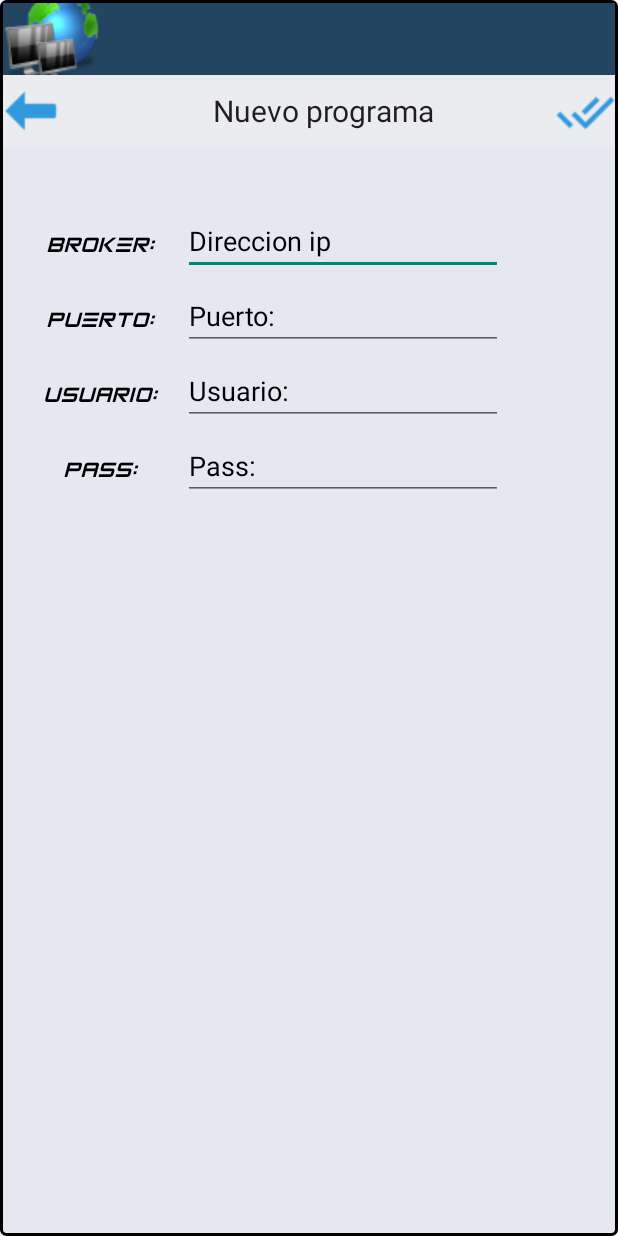
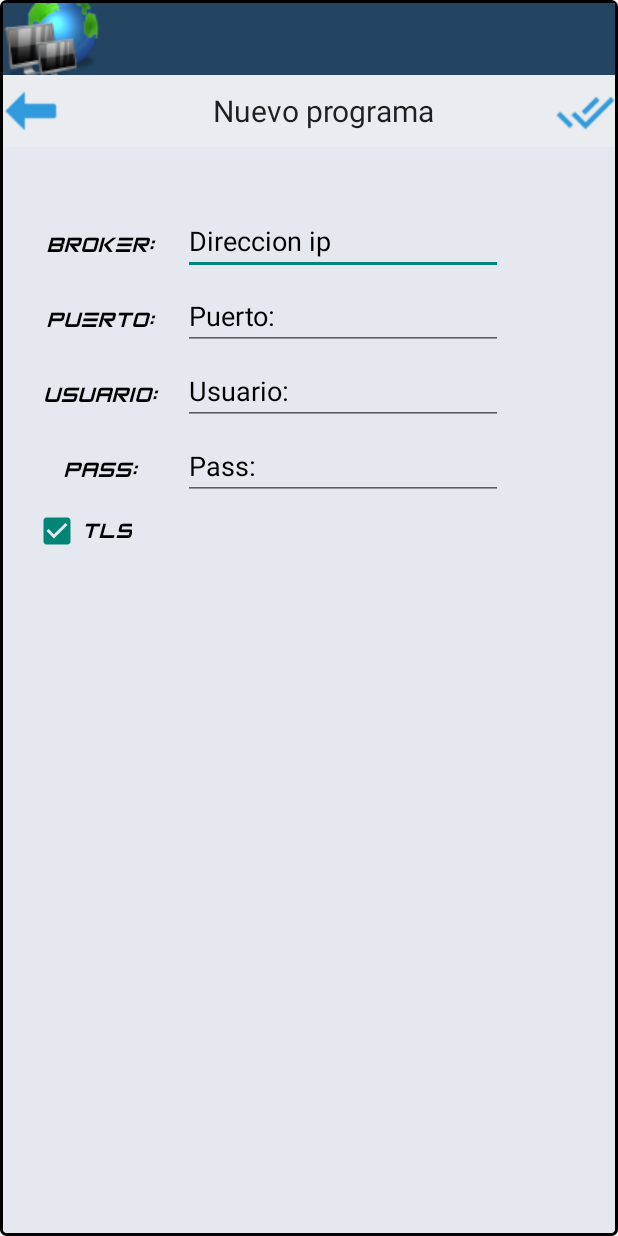
Before and after one commit to r126401/jajicaAndroid, an Android app: the layout activity_configuracion_mqtt.xml on its own in the app's theme, with its tools: preview values and no code run, on a phone screen of 412 x 824 dp. Run offline under Robolectric (Android 15) with nearby library versions, the phone set to English and light mode, and no system bars; Roboto replaces fonts that are not available here.

Commit message:
se implementa opcion TLS

```diff
--- a/IotControl/app/src/main/java/com/iotcontrol/MainActivity.java
+++ b/IotControl/app/src/main/java/com/iotcontrol/MainActivity.java
@@ -44,6 +44,7 @@ import java.util.ArrayList;
 import android.support.design.widget.NavigationView;
 import android.widget.ProgressBar;
 import android.widget.TextView;
+
 
 
 
@@ -164,7 +165,7 @@ public class MainActivity extends AppCompatActivity implements SwipeRefreshLayou
         }
 
 
-        cnx.establecerConexionMqtt();
+        cnx.establecerConexionMqtt(getApplicationContext());
         cnx.setOnConexionMqtt(new conexionMqtt.OnConexionMqtt() {
             @Override
             public void conexionPerdida() {
@@ -226,6 +227,7 @@ public class MainActivity extends AppCompatActivity implements SwipeRefreshLayou
             if (cnx.isConnected()) {
                 return;
             }
+
         }
 
 
--- a/IotControl/app/src/main/java/com/iotcontrol/cronotermostato.java
+++ b/IotControl/app/src/main/java/com/iotcontrol/cronotermostato.java
@@ -535,7 +535,7 @@ public class cronotermostato extends AppCompatActivity implements Serializable,
 
             }
         });
-        cnx.establecerConexionMqtt();
+        cnx.establecerConexionMqtt(getApplicationContext());
 
         return cnx.cliente.isConnected();
 
--- a/IotControl/app/src/main/java/com/iotcontrol/instalarDispositivo.java
+++ b/IotControl/app/src/main/java/com/iotcontrol/instalarDispositivo.java
@@ -287,6 +287,7 @@ public class instalarDispositivo extends AppCompatActivity implements View.OnCli
                 }
                 mTask = new EsptouchAsyncTask4(this);
                 mTask.execute(ssid, bssid, password, deviceCount, broadcast);
+
                 break;
 
             case R.id.botonCancelar:
--- a/IotControl/app/src/main/java/com/iotcontrol/interruptor.java
+++ b/IotControl/app/src/main/java/com/iotcontrol/interruptor.java
@@ -139,7 +139,7 @@ public class interruptor extends AppCompatActivity implements View.OnClickListen
 
         CountDownTimer contador;
 
-        crearConexionMqtt();
+        crearConexionMqtt(getApplicationContext());
         contador = new CountDownTimer(30000, 10000) {
             @Override
             public void onTick(long millisUntilFinished) {
@@ -228,7 +228,7 @@ public class interruptor extends AppCompatActivity implements View.OnClickListen
     }
 
 
-    private boolean crearConexionMqtt() {
+    private boolean crearConexionMqtt(Context contexto) {
 
         // Se crea una nueva conexion mqtt
         if (cnx == null) {
@@ -277,7 +277,7 @@ public class interruptor extends AppCompatActivity implements View.OnClickListen
         }
 
 
-        cnx.establecerConexionMqtt();
+        cnx.establecerConexionMqtt(contexto);
         cnx.setOnConexionMqtt(new conexionMqtt.OnConexionMqtt() {
             @Override
             public void conexionPerdida() {
--- a/IotControl/app/src/main/res/layout/activity_configuracion_mqtt.xml
+++ b/IotControl/app/src/main/res/layout/activity_configuracion_mqtt.xml
@@ -98,7 +98,28 @@
         <EditText
             android:id="@+id/editPassword"
             style="@style/rellenoTextoOpciones"
-            android:text="@string/password" />
+            android:text="@string/password"
+            />
+    </LinearLayout>
+
+    <LinearLayout
+        android:layout_width="match_parent"
+        android:layout_height="wrap_content"
+        android:orientation="horizontal"
+        android:layout_marginStart="10dp">
+
+        <android.support.v7.widget.AppCompatCheckBox
+            android:id="@+id/checkTls"
+            android:layout_width="wrap_content"
+            android:layout_height="wrap_content"
+            style="@style/textosOpciones"
+            android:text="TLS"
+            android:layout_marginStart="10dp"
+            android:checked="true">
+
+        </android.support.v7.widget.AppCompatCheckBox>
+
+
     </LinearLayout>
 
 
```
Also changed, not shown: IotControl/app/src/main/java/com/iotcontrol/conexionMqtt.java (+64 -16 lines), IotControl/app/src/main/java/com/iotcontrol/configuracionMqtt.java (+17 -1 lines).
